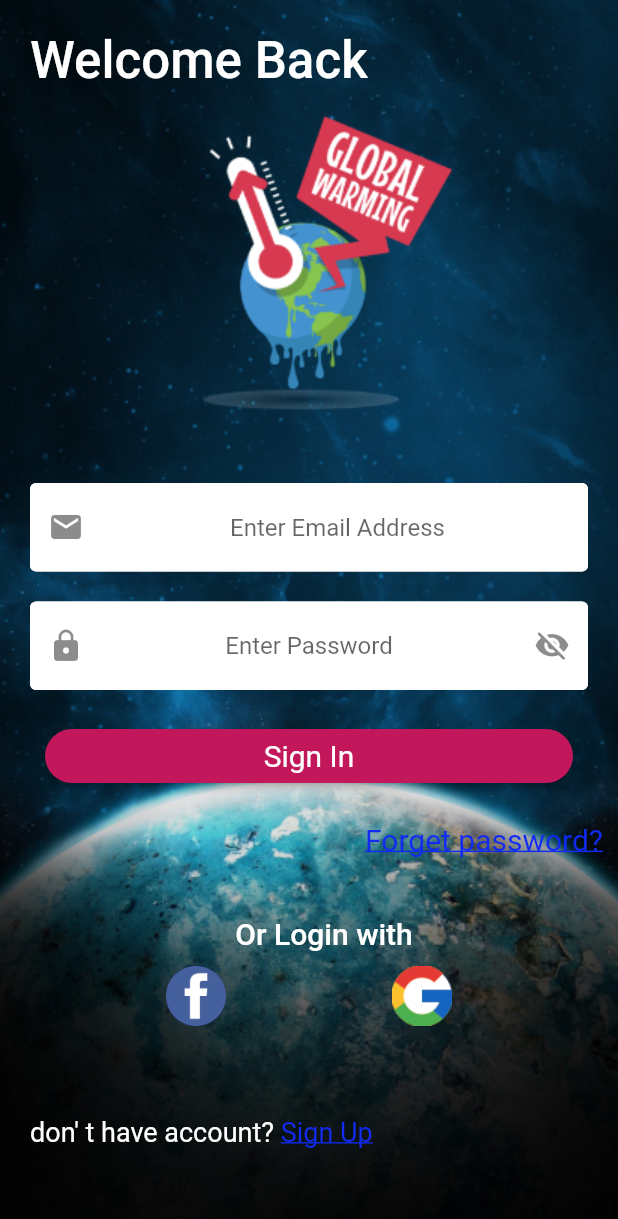
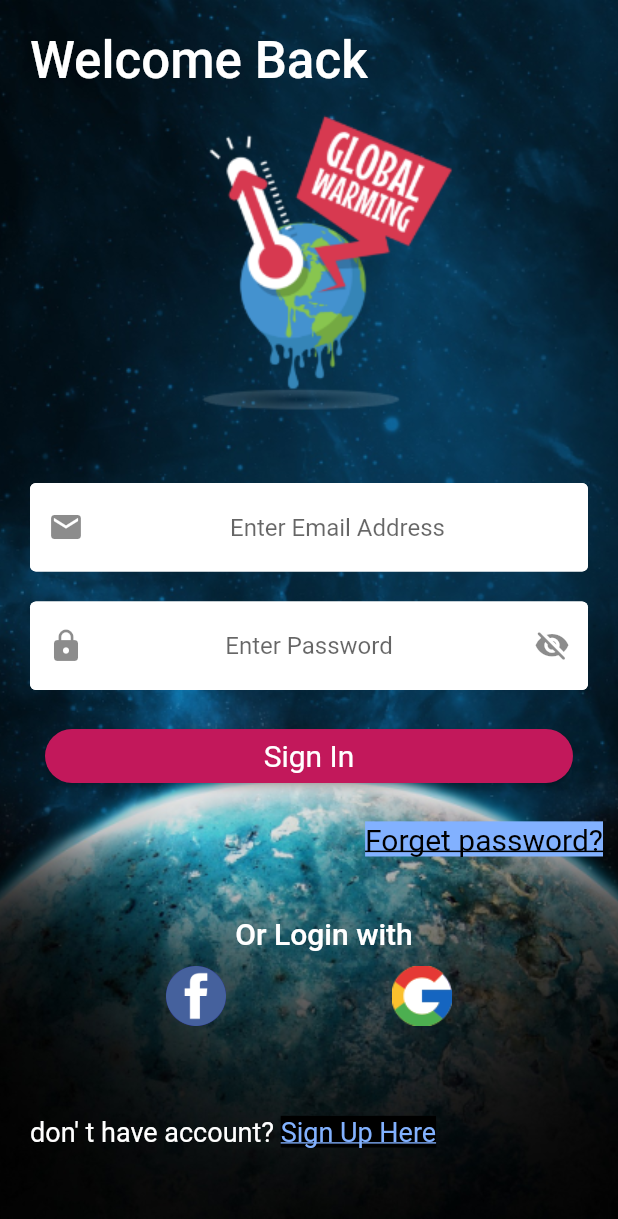
Before and after one commit to moehared/Climate-awareness-V2, a Flutter app: the screen it shows after launch, on a phone screen of 412 x 824 dp. Shown: the top 1219 px of the screen. Run offline on Flutter 3.47's test engine with Material 2 defaults, Android fonts, the phone set to English and light mode, and no system bars; our stand-ins replace cloud_firestore, flutter_pw_validator, get_it; accounts and stored records are empty.

Commit message:
changed ui text color for forget password and sign up button

```diff
--- a/app/lib/ui/widgets/button-widget/create-account-button.dart
+++ b/app/lib/ui/widgets/button-widget/create-account-button.dart
@@ -23,21 +23,26 @@ class CreateAccountButton extends StatelessWidget {
               text: model.authMode == AuthMode.LOGIN
                   ? "don'\tt have account? "
                   : "Already have an Acount?",
-              style: TextStyle(fontFamily: 'Roboto-Regular', fontSize: 18),
+              style:
+                  const TextStyle(fontFamily: 'Roboto-Regular', fontSize: 18),
             ),
             TextSpan(
-              text: model.authMode == AuthMode.LOGIN ? 'Sign Up' : ' Sign In',
+              text: model.authMode == AuthMode.LOGIN
+                  ? 'Sign Up Here'
+                  : ' Sign In',
               recognizer: TapGestureRecognizer()
                 ..onTap = () {
                   model.toggleAuthMode();
                   print("button clicked.....\n");
                   print("model.authMode = ${model.authMode}");
                 },
-              style: const TextStyle(
+              style: TextStyle(
                 fontFamily: 'Roboto-Regular',
                 fontSize: 18,
+                backgroundColor: Colors.black,
                 decoration: TextDecoration.underline,
-                color: Color(0xff112BF4),
+                // color: Color(0xff112BF4),
+                color: Colors.blueAccent.shade100,
               ),
             ),
           ],
--- a/app/lib/ui/widgets/button-widget/forget-password-button.dart
+++ b/app/lib/ui/widgets/button-widget/forget-password-button.dart
@@ -9,14 +9,16 @@ class ForgetPasswordButton extends StatelessWidget {
 
   @override
   Widget build(BuildContext context) {
-    return const Align(
+    return Align(
       alignment: Alignment.centerRight,
       child: Padding(
-        padding: EdgeInsets.all(10.0),
+        padding: const EdgeInsets.all(10.0),
         child: Text(
           "Forget password?",
           style: TextStyle(
-            color: Color(0xff112BF4),
+            // color: Color(0xff112BF4),
+            color: Colors.black,
+            backgroundColor: Colors.blueAccent.shade100,
             fontFamily: "Roboto-Regular",
             fontSize: 20,
             decoration: TextDecoration.underline,
--- a/app/lib/ui/widgets/form/create-form.dart
+++ b/app/lib/ui/widgets/form/create-form.dart
@@ -115,7 +115,7 @@ class _CreateRegisterationFormState extends State<CreateRegisterationForm>
                           if (number!.isEmpty) {
                             return 'Please Enter Phone number';
                           } else if (!number.isValidPhoneNumber()) {
-                            return 'Phone number must be in the form: (area code) ### - ####';
+                            return 'Phone number must be in the form:\n\n(area code) ### - ####';
                           }
                           return null;
                         },
@@ -167,10 +167,10 @@ class _CreateRegisterationFormState extends State<CreateRegisterationForm>
 
             // PasswordField(
             //   errorMessage: '''
-            //   - A uppercase letter
-            //   - A lowercase letter
-            //   - A digit
-            //   - A special character
+            // - A uppercase letter
+            // - A lowercase letter
+            // - A digit
+            // - A special character
             //   - A minimum length of 8 characters
             //   ''',
             //   hintText: 'Enter password ',
```
